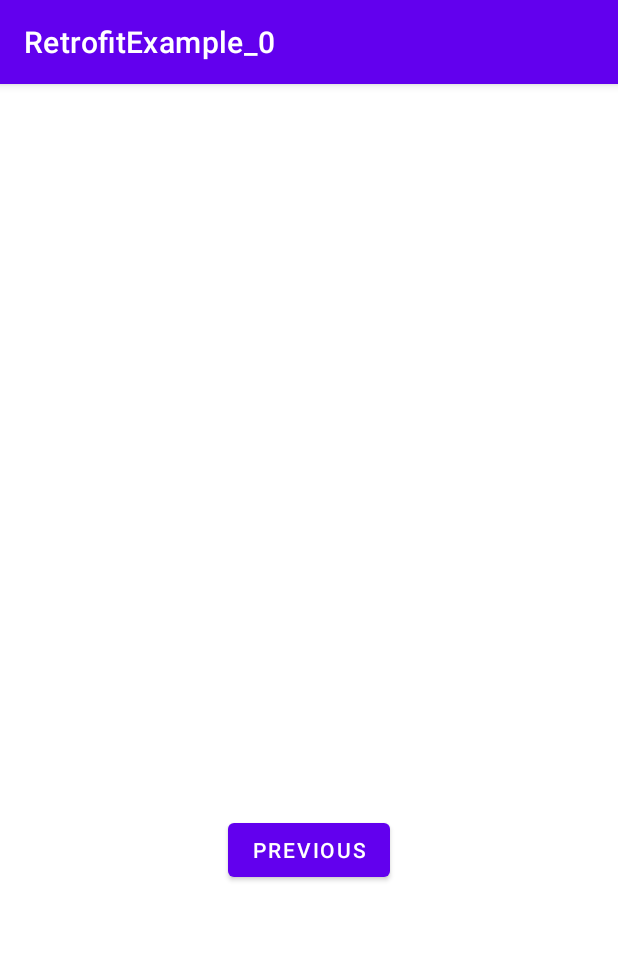
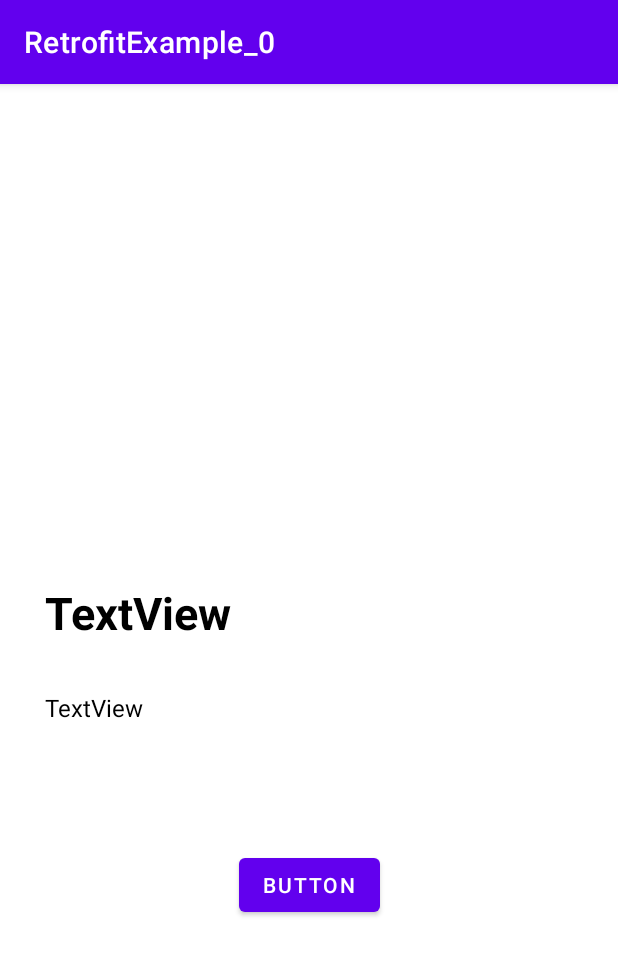
Before and after one commit to Mariocanedo/RetrofitExample_0, an Android app: the fragment SecondFragment shown on its own in the app's theme, on a phone screen of 412 x 824 dp. Shown: the top 955 px of the screen. Run offline under Robolectric (Android 15) with nearby library versions, the phone set to English and light mode, and no system bars; pictures from the network do not load; 1 statement that could not run was skipped.

```diff
--- a/app/src/main/AndroidManifest.xml
+++ b/app/src/main/AndroidManifest.xml
@@ -2,6 +2,7 @@
 <manifest xmlns:android="http://schemas.android.com/apk/res/android"
     xmlns:tools="http://schemas.android.com/tools">
     <uses-permission android:name="android.permission.INTERNET" />
+
     <application
         android:allowBackup="true"
         android:dataExtractionRules="@xml/data_extraction_rules"
@@ -11,9 +12,12 @@
         android:roundIcon="@mipmap/ic_launcher_round"
         android:supportsRtl="true"
         android:theme="@style/Theme.RetrofitExample_0"
+
+        android:usesCleartextTraffic="true"
+
         tools:targetApi="31">
         <activity
-            android:name=".MainActivity"
+            android:name=".UI.MainActivity"
             android:exported="true"
             android:label="@string/app_name"
             android:theme="@style/Theme.RetrofitExample_0.NoActionBar">
--- /dev/null
+++ b/app/src/main/java/com/example/retrofitexample_0/Model/Remote/MarsRepository.kt
@@ -0,0 +1,81 @@
+package com.example.retrofitexample_0.Model.Remote
+
+import android.util.Log
+import androidx.lifecycle.LiveData
+import androidx.lifecycle.MutableLiveData
+import com.example.retrofitexample_0.Model.Remote.pojo.MarsRealState
+
+class MarsRepository {
+
+    private val retrofitClient = RetrofitClient.getRetrofit()
+    var  dataFromInternet = MutableLiveData<List<MarsRealState>>()
+
+
+    // ANTIGUA FORMA
+
+
+  /*  fun fetchDataMars(): LiveData<List<MarsRealState>> {  // Vieja confiable
+        Log.d("REPO", "VIEJA CONFIABLE")
+        // Incluye la lista mas el verbo con la solicitud
+        retrofitClient.fetchMarsData().enqueue(object : Callback<List<MarsRealState>> {
+            override fun onResponse(
+                call: Call<List<MarsRealState>>,
+                response: Response<List<MarsRealState>>
+            ) {
+                when (response.code()) {
+                    in 200..299 -> dataFromInternet.value = response.body()
+                    in 300..301 -> Log.d("REPO", "${response.code()} --- ${response.errorBody()}")
+                    else -> Log.d(
+                        "REPO",
+                        "${response.code()} --- ${response.errorBody().toString()}"
+                    )
+                }
+            }
+
+            override fun onFailure(call: Call<List<MarsRealState>>, t: Throwable) {
+                Log.e("REPO", "${t.message}")
+            }
+        })
+        return dataFromInternet
+    }
+
+*/
+
+
+    //-------------------------------parte 2--------------------------------------------
+// Manejo las Coroutines en ViewModel
+
+    // Obtener datos con corutinas PRIMERO SE CAE Y CAMBIO ESTA PARTE
+   // suspend fun fetchDataFromInternetCoroutines(): LiveData<List<MarsRealState>> {
+
+  suspend fun fetchDataFromInternetCoroutines(){
+    try {
+            val response = retrofitClient.fetchMarsDataCoroutine()
+            when (response.code()) {
+                in 200..299 -> dataFromInternet.value = response.body()
+                in 300..301 -> Log.d("REPO", "${response.code()} --- ${response.errorBody()}")
+                else -> Log.d("REPO", "${response.code()} --- ${response.errorBody().toString()}")
+            }
+        } catch (t: Throwable) {
+            Log.e("REPO", "${t.message}")
+        }
+    }
+
+
+    // funcion para selecccionar
+    // guardarmos la selecciona en una mutableLiveData
+    private var selectedMarsTerrain: MutableLiveData<MarsRealState> = MutableLiveData()
+
+    // Ocupamos una función  y tomamos la posiciona seleccionada
+    fun selected(mars : MarsRealState){
+        selectedMarsTerrain.value = mars
+    }
+
+    fun selectedItem(): LiveData<MarsRealState> = selectedMarsTerrain
+
+
+
+
+
+
+}
--- a/app/src/main/java/com/example/retrofitexample_0/RetrofitClient.kt
+++ b/app/src/main/java/com/example/retrofitexample_0/Model/Remote/RetrofitClient.kt
@@ -1,17 +1,17 @@
-package com.example.retrofitexample_0
+package com.example.retrofitexample_0.Model.Remote
 
 import retrofit2.Retrofit
 import retrofit2.converter.gson.GsonConverterFactory
-import retrofit2.create
 
 class RetrofitClient {
     // permite exponer metodos sin necesidad de instanciar la clase
     companion object{
 
+        // URL BASE
         private const val BASE_URL="https://android-kotlin-fun-mars-server.appspot.com/"
 
 
-        fun getRetrofit(): MarsApi{
+        fun getRetrofit(): MarsApi {
 
             val retrofit = Retrofit.Builder()
                 .baseUrl(BASE_URL)
--- a/app/src/main/java/com/example/retrofitexample_0/MarsRealState.kt
+++ b/app/src/main/java/com/example/retrofitexample_0/Model/Remote/pojo/MarsRealState.kt
@@ -1,4 +1,4 @@
-package com.example.retrofitexample_0
+package com.example.retrofitexample_0.Model.Remote.pojo
 
 import com.google.gson.annotations.SerializedName
 
@@ -6,7 +6,7 @@ data class MarsRealState( @SerializedName("id")
                           val id :String,
                           @SerializedName("price")
                           // cambiar a long
-                          val price :String,
+                          val price :Long,
                           @SerializedName("type")
                           val type : String,
                           @SerializedName("img_src")
--- a/app/src/main/java/com/example/retrofitexample_0/SecondFragment.kt
+++ /dev/null
@@ -1,44 +0,0 @@
-package com.example.retrofitexample_0
-
-import android.os.Bundle
-import androidx.fragment.app.Fragment
-import android.view.LayoutInflater
-import android.view.View
-import android.view.ViewGroup
-import androidx.navigation.fragment.findNavController
-import com.example.retrofitexample_0.databinding.FragmentSecondBinding
-
-/**
- * A simple [Fragment] subclass as the second destination in the navigation.
- */
-class SecondFragment : Fragment() {
-
-    private var _binding: FragmentSecondBinding? = null
-
-    // This property is only valid between onCreateView and
-    // onDestroyView.
-    private val binding get() = _binding!!
-
-    override fun onCreateView(
-        inflater: LayoutInflater, container: ViewGroup?,
-        savedInstanceState: Bundle?
-    ): View? {
-
-        _binding = FragmentSecondBinding.inflate(inflater, container, false)
-        return binding.root
-
-    }
-
-    override fun onViewCreated(view: View, savedInstanceState: Bundle?) {
-        super.onViewCreated(view, savedInstanceState)
-
-        binding.buttonSecond.setOnClickListener {
-            findNavController().navigate(R.id.action_SecondFragment_to_FirstFragment)
-        }
-    }
-
-    override fun onDestroyView() {
-        super.onDestroyView()
-        _binding = null
-    }
-}
--- a/app/src/main/java/com/example/retrofitexample_0/MainActivity.kt
+++ b/app/src/main/java/com/example/retrofitexample_0/UI/MainActivity.kt
@@ -1,4 +1,4 @@
-package com.example.retrofitexample_0
+package com.example.retrofitexample_0.UI
 
 import android.os.Bundle
 import com.google.android.material.snackbar.Snackbar
@@ -9,6 +9,7 @@ import androidx.navigation.ui.navigateUp
 import androidx.navigation.ui.setupActionBarWithNavController
 import android.view.Menu
 import android.view.MenuItem
+import com.example.retrofitexample_0.R
 import com.example.retrofitexample_0.databinding.ActivityMainBinding
 
 class MainActivity : AppCompatActivity() {
--- /dev/null
+++ b/app/src/main/java/com/example/retrofitexample_0/UI/SecondFragment.kt
@@ -0,0 +1,69 @@
+package com.example.retrofitexample_0.UI
+
+import android.os.Bundle
+import androidx.fragment.app.Fragment
+import android.view.LayoutInflater
+import android.view.View
+import android.view.ViewGroup
+import androidx.fragment.app.activityViewModels
+import androidx.lifecycle.Observer
+import androidx.navigation.fragment.findNavController
+import com.bumptech.glide.Glide
+import com.example.retrofitexample_0.viewModel.MarsViewModel
+import com.example.retrofitexample_0.R
+import com.example.retrofitexample_0.databinding.FragmentSecondBinding
+
+/**
+ * A simple [Fragment] subclass as the second destination in the navigation.
+ */
+class SecondFragment : Fragment() {
+    private lateinit var _binding: FragmentSecondBinding
+    private val viewModel : MarsViewModel by activityViewModels()
+    var idMars: String= ""
+    // This property is only valid between onCreateView and
+    // onDestroyView.
+
+
+    override fun onCreate(savedInstanceState: Bundle?) {
+        super.onCreate(savedInstanceState)
+        arguments?.let {
+            idMars = it.getString("id","")
+        }
+    }
+
+
+
+
+
+    override fun onCreateView(
+        inflater: LayoutInflater, container: ViewGroup?,
+        savedInstanceState: Bundle?
+    ): View? {
+
+        _binding = FragmentSecondBinding.inflate(inflater, container, false)
+        return _binding.root
+
+    }
+
+    override fun onViewCreated(view: View, savedInstanceState: Bundle?) {
+        super.onViewCreated(view, savedInstanceState)
+
+        viewModel.selectedItem().observe(viewLifecycleOwner, Observer {
+            it?.let {
+                Glide.with(_binding.ivTerrain)
+                    .load(it.imgSrc).centerCrop().into(_binding.ivTerrain)
+                _binding.tvPrice.text= it.price.toString()
+                _binding.tvType.text = it.type
+            }
+        })
+
+
+
+
+        _binding.btnReturn.setOnClickListener {
+            findNavController().navigate(R.id.action_SecondFragment_to_FirstFragment)
+        }
+    }
+
+
+}
--- /dev/null
+++ b/app/src/main/java/com/example/retrofitexample_0/viewModel/MarsViewModel.kt
@@ -0,0 +1,56 @@
+package com.example.retrofitexample_0.viewModel
+
+import androidx.lifecycle.LiveData
+import androidx.lifecycle.MutableLiveData
+import androidx.lifecycle.ViewModel
+import androidx.lifecycle.viewModelScope
+import com.example.retrofitexample_0.Model.Remote.pojo.MarsRealState
+import com.example.retrofitexample_0.Model.Remote.MarsRepository
+import kotlinx.coroutines.launch
+
+class MarsViewModel : ViewModel() {
+
+
+    private val repository: MarsRepository
+
+    // PARTE 1
+    //  val liveDataFromInternet: LiveData<List<MarsRealState>>
+
+
+    //PARTE 2 SE VA CAER CON LATENIINIT
+
+    lateinit var  liveDataFromInternet :LiveData<List<MarsRealState>>
+
+    init {
+       repository = MarsRepository()
+        //PARTE 1
+        //liveDataFromInternet = repository.fetchDataMars()
+
+
+        // PARTE 2 // MANEJO LA COROUTINE
+            viewModelScope.launch {
+             //PARTE 1 NO ADMITE LA VARIABLE DENTRO DEL INIT
+          // liveDataFromInternet = repository.fetchDataFromInternetCoroutines()
+            repository.fetchDataFromInternetCoroutines()
+        }
+       // PARTE 2
+        liveDataFromInternet = repository.dataFromInternet
+
+
+    }
+        //---------------------------------------------------------------------------------
+
+
+
+
+ /*   fun getFetchTerrains(): LiveData<List<MarsRealState>>{
+        return repository.fetchDataMars()
+    }*/
+    private var selectedMarsTerrain: MutableLiveData<MarsRealState> = MutableLiveData()
+
+    fun selected(marsTerrain: MarsRealState){
+        selectedMarsTerrain.value = marsTerrain
+    }
+    fun selectedItem(): LiveData<MarsRealState> = selectedMarsTerrain
+
+}
--- a/app/src/main/res/layout/activity_main.xml
+++ b/app/src/main/res/layout/activity_main.xml
@@ -4,7 +4,7 @@
     xmlns:tools="http://schemas.android.com/tools"
     android:layout_width="match_parent"
     android:layout_height="match_parent"
-    tools:context=".MainActivity">
+    tools:context=".UI.MainActivity">
 
     <com.google.android.material.appbar.AppBarLayout
         android:layout_width="match_parent"
--- a/app/src/main/res/layout/fragment_second.xml
+++ b/app/src/main/res/layout/fragment_second.xml
@@ -4,24 +4,50 @@
     xmlns:tools="http://schemas.android.com/tools"
     android:layout_width="match_parent"
     android:layout_height="match_parent"
-    tools:context=".SecondFragment">
+    tools:context=".UI.SecondFragment">
+
+
+    <ImageView
+        android:id="@+id/iv_terrain"
+        android:layout_width="0dp"
+        android:layout_height="300dp"
+        app:layout_constraintEnd_toEndOf="parent"
+        app:layout_constraintStart_toStartOf="parent"
+        app:layout_constraintTop_toTopOf="parent"
+        tools:src="@tools:sample/backgrounds/scenic" />
 
     <TextView
-        android:id="@+id/textview_second"
+        android:id="@+id/tv_price"
         android:layout_width="wrap_content"
         android:layout_height="wrap_content"
-        app:layout_constraintBottom_toTopOf="@id/button_second"
-        app:layout_constraintEnd_toEndOf="parent"
+        android:layout_marginStart="30dp"
+        android:layout_marginTop="32dp"
+        android:text="TextView"
+        android:textColor="@color/black"
+        android:textSize="30sp"
+        android:textStyle="bold"
         app:layout_constraintStart_toStartOf="parent"
-        app:layout_constraintTop_toTopOf="parent" />
+        app:layout_constraintTop_toBottomOf="@+id/iv_terrain" />
+
+    <TextView
+        android:id="@+id/tv_type"
+        android:layout_width="wrap_content"
+        android:layout_height="wrap_content"
+        android:layout_marginStart="30dp"
+        android:layout_marginTop="32dp"
+        android:text="TextView"
+        android:textColor="@color/black"
+        android:textSize="16sp"
+        app:layout_constraintStart_toStartOf="parent"
+        app:layout_constraintTop_toBottomOf="@+id/tv_price" />
 
     <Button
-        android:id="@+id/button_second"
+        android:id="@+id/btnReturn."
         android:layout_width="wrap_content"
         android:layout_height="wrap_content"
-        android:text="@string/previous"
+        android:text="Button"
         app:layout_constraintBottom_toBottomOf="parent"
         app:layout_constraintEnd_toEndOf="parent"
         app:layout_constraintStart_toStartOf="parent"
-        app:layout_constraintTop_toBottomOf="@id/textview_second" />
+        app:layout_constraintTop_toBottomOf="@+id/iv_terrain" />
 </androidx.constraintlayout.widget.ConstraintLayout>
--- a/app/src/main/res/menu/menu_main.xml
+++ b/app/src/main/res/menu/menu_main.xml
@@ -1,7 +1,7 @@
 <menu xmlns:android="http://schemas.android.com/apk/res/android"
     xmlns:app="http://schemas.android.com/apk/res-auto"
     xmlns:tools="http://schemas.android.com/tools"
-    tools:context="com.example.retrofitexample_0.MainActivity">
+    tools:context="com.example.retrofitexample_0.UI.MainActivity">
     <item
         android:id="@+id/action_settings"
         android:orderInCategory="100"
--- a/app/src/main/res/navigation/nav_graph.xml
+++ b/app/src/main/res/navigation/nav_graph.xml
@@ -7,7 +7,7 @@
 
     <fragment
         android:id="@+id/FirstFragment"
-        android:name="com.example.retrofitexample_0.FirstFragment"
+        android:name="com.example.retrofitexample_0.UI.FirstFragment"
         android:label="@string/first_fragment_label"
         tools:layout="@layout/fragment_first">
 
@@ -17,7 +17,7 @@
     </fragment>
     <fragment
         android:id="@+id/SecondFragment"
-        android:name="com.example.retrofitexample_0.SecondFragment"
+        android:name="com.example.retrofitexample_0.UI.SecondFragment"
         android:label="@string/second_fragment_label"
         tools:layout="@layout/fragment_second">
 
```
Also changed, not shown: app/build.gradle (+6 -4 lines), app/src/main/java/com/example/retrofitexample_0/FirstFragment.kt (deleted, +0 -48 lines), app/src/main/java/com/example/retrofitexample_0/MarsRepository.kt (deleted, +0 -38 lines), app/src/main/java/com/example/retrofitexample_0/MarsViewModel.kt (deleted, +0 -17 lines), app/src/main/java/com/example/retrofitexample_0/Model/Remote/MarsApi.kt (renamed from app/src/main/java/com/example/retrofitexample_0/MarsApi.kt, +7 -2 lines), app/src/main/java/com/example/retrofitexample_0/UI/FirstFragment.kt (added, +66 -0 lines), app/src/main/res/layout/fragment_first.xml (+7 -17 lines).
